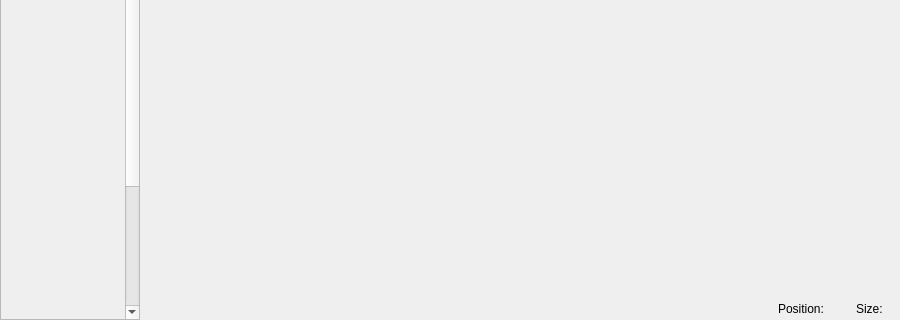
This is ui_files/ImageDetails.ui in VoxelCubes/PanelCleaner as Qt 5 draws it before an edit; both pictures show x 0 to 900 and y 480 to 800 of the 900 by 800 pixel window. The edited form follows.
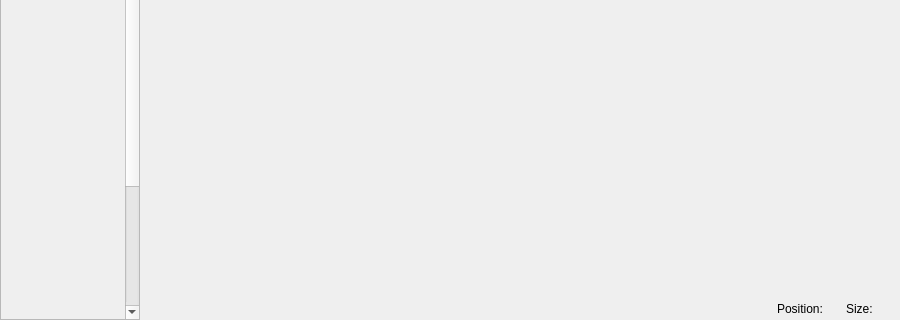
This is the edited form. Icons and pictures are not drawn. Custom widgets are drawn as their Qt base class.

```diff
--- a/ui_files/ImageDetails.ui
+++ b/ui_files/ImageDetails.ui
@@ -279,7 +279,7 @@
      <item>
       <layout class="QHBoxLayout" name="horizontalLayout_4">
        <property name="spacing">
-        <number>6</number>
+        <number>12</number>
        </property>
        <property name="leftMargin">
         <number>6</number>
@@ -310,19 +310,9 @@
         </widget>
        </item>
        <item>
-        <widget class="QWidget" name="widget_footer_info" native="true">
-         <layout class="QHBoxLayout" name="horizontalLayout_5">
-          <property name="leftMargin">
-           <number>0</number>
-          </property>
-          <property name="topMargin">
-           <number>0</number>
-          </property>
-          <property name="rightMargin">
-           <number>0</number>
-          </property>
-          <property name="bottomMargin">
-           <number>0</number>
+        <layout class="QHBoxLayout" name="horizontalLayout_6">
+         <property name="spacing">
+          <number>4</number>
           </property>
           <item>
            <widget class="QLabel" name="label_position_label">
@@ -338,22 +328,13 @@
             </property>
            </widget>
           </item>
-          <item>
-           <spacer name="horizontalSpacer_footer">
-            <property name="orientation">
-             <enum>Qt::Horizontal</enum>
-            </property>
-            <property name="sizeType">
-             <enum>QSizePolicy::Minimum</enum>
-            </property>
-            <property name="sizeHint" stdset="0">
-             <size>
-              <width>13</width>
-              <height>13</height>
-             </size>
-            </property>
-           </spacer>
-          </item>
+        </layout>
+       </item>
+       <item>
+        <layout class="QHBoxLayout" name="horizontalLayout_7">
+         <property name="spacing">
+          <number>4</number>
+         </property>
           <item>
            <widget class="QLabel" name="label_size_label">
             <property name="text">
@@ -368,6 +349,23 @@
             </property>
            </widget>
           </item>
+        </layout>
+       </item>
+       <item>
+        <widget class="QWidget" name="widget_footer_info" native="true">
+         <layout class="QHBoxLayout" name="horizontalLayout_5">
+          <property name="leftMargin">
+           <number>0</number>
+          </property>
+          <property name="topMargin">
+           <number>0</number>
+          </property>
+          <property name="rightMargin">
+           <number>0</number>
+          </property>
+          <property name="bottomMargin">
+           <number>0</number>
+          </property>
          </layout>
         </widget>
        </item>
```
Left out of the diff: 18 changed lines with no effect on the pictures. Lines whose indentation alone changed are shown as unchanged.
